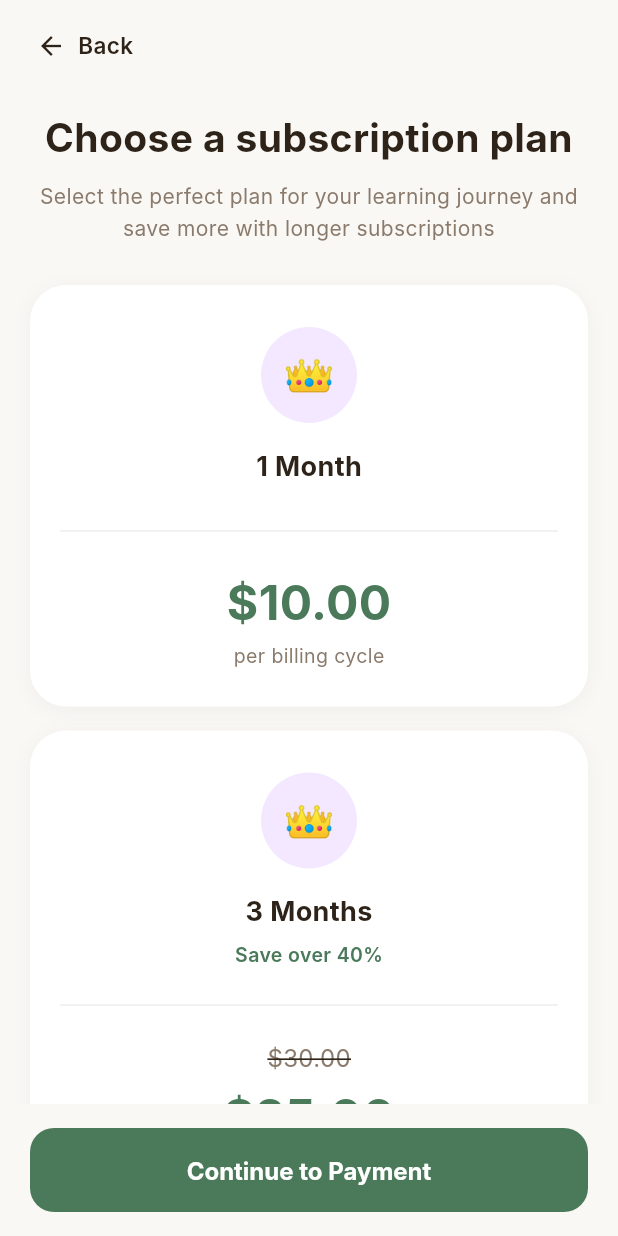
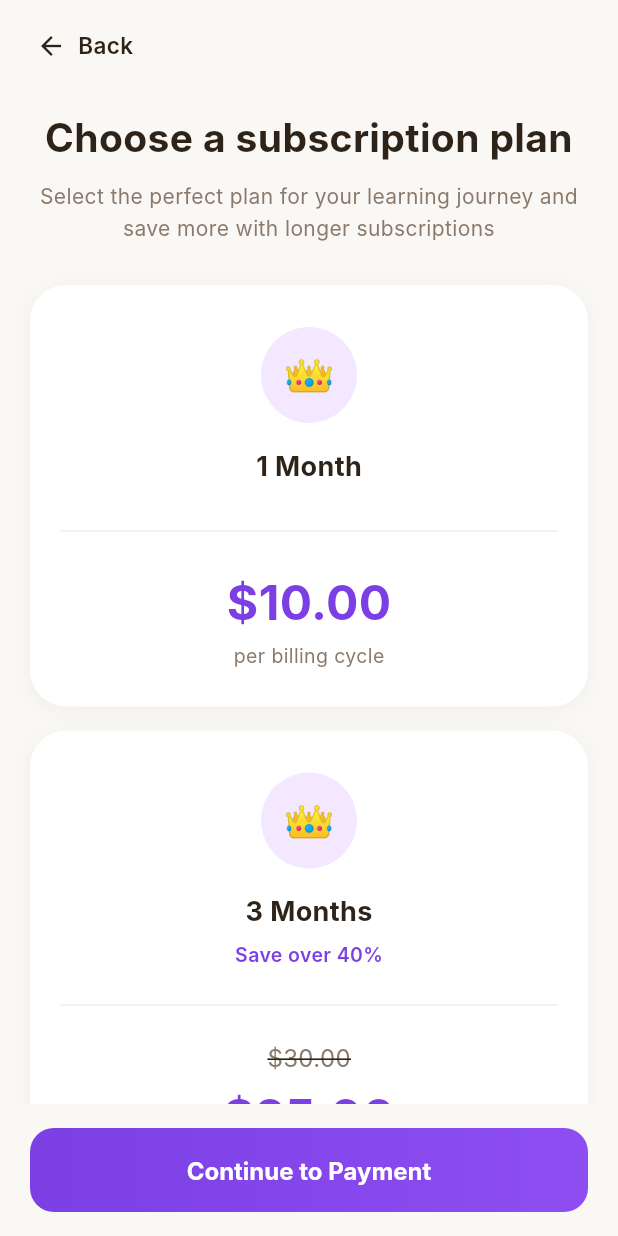
Before and after one commit to Salman-Farid/Nakhlah_2.0-main, a Flutter app: the PremiumView screen opened by its route, on a phone screen of 412 x 824 dp. Run offline on Flutter 3.47's test engine with Material 3 defaults, Android fonts, the phone set to English and light mode, and no system bars; our stand-ins replace cached_network_image, fl_chart, flutter_svg, get, get_storage, google_sign_in and 3 more; accounts and stored records are empty; Roboto replaces fonts that are missing (Inter).

Commit message:
second bracket

```diff
--- a/lib/constants/app_colors.dart
+++ b/lib/constants/app_colors.dart
@@ -13,6 +13,10 @@ class AppColors {
   // Greens — Palm theme
   static const palm = Color(0xFF4A7A5A);
   static const palmDark = Color(0xFF3D6349);
+
+  // Premium Gradient — Purple/Violet
+  static const premiumGradientStart = Color(0xFF7B3FE4);
+  static const premiumGradientEnd = Color(0xFF8E4EF2);
   static const correctGreen = Color(0xFF22C55E);
   static const success = correctGreen;
 
--- a/lib/views/gamification/premium_view.dart
+++ b/lib/views/gamification/premium_view.dart
@@ -58,13 +58,23 @@ class _PremiumViewState extends State<PremiumView> {
               child: PageEnter(
                 delay: const Duration(milliseconds: 400),
                 child: PressableScale(
+                  child: Container(
+                  decoration: BoxDecoration(
+                    gradient: const LinearGradient(
+                      begin: Alignment.centerLeft,
+                      end: Alignment.centerRight,
+                      colors: [AppColors.premiumGradientStart, AppColors.premiumGradientEnd],
+                    ),
+                    borderRadius: BorderRadius.circular(16),
+                  ),
                   child: SizedBox(
                     width: double.infinity,
                     child: ElevatedButton(
                       onPressed: () => Get.toNamed(Routes.payment),
                       style: ElevatedButton.styleFrom(
-                        backgroundColor: AppColors.palm,
+                        backgroundColor: Colors.transparent,
                         foregroundColor: Colors.white,
+                        shadowColor: Colors.transparent,
                         minimumSize: const Size.fromHeight(56),
                         shape: RoundedRectangleBorder(
                           borderRadius: BorderRadius.circular(16),
@@ -80,6 +90,7 @@ class _PremiumViewState extends State<PremiumView> {
                       ),
                     ),
                   ),
+                ),
                 ),
               ),
             ),
@@ -216,7 +227,7 @@ class _PlanCard extends StatelessWidget {
                 color: Colors.white,
                 borderRadius: BorderRadius.circular(24),
                 border: isSelected
-                    ? Border.all(color: AppColors.palm, width: 2)
+                    ? Border.all(color: AppColors.premiumGradientStart, width: 2)
                     : null,
                 boxShadow: [
                   BoxShadow(
@@ -256,7 +267,7 @@ class _PlanCard extends StatelessWidget {
                       style: const TextStyle(
                         fontSize: 13,
                         fontWeight: FontWeight.w600,
-                        color: AppColors.palm,
+                        color: AppColors.premiumGradientStart,
                       ),
                     ),
                   ] else
@@ -280,7 +291,7 @@ class _PlanCard extends StatelessWidget {
                     style: const TextStyle(
                       fontSize: 32,
                       fontWeight: FontWeight.bold,
-                      color: AppColors.palm,
+                      color: AppColors.premiumGradientStart,
                     ),
                   ),
                   const SizedBox(height: 4),
@@ -305,7 +316,11 @@ class _PlanCard extends StatelessWidget {
                   vertical: 5,
                 ),
                 decoration: BoxDecoration(
-                  color: AppColors.palm,
+                  gradient: const LinearGradient(
+                    begin: Alignment.centerLeft,
+                    end: Alignment.centerRight,
+                    colors: [AppColors.premiumGradientStart, AppColors.premiumGradientEnd],
+                  ),
                   borderRadius: BorderRadius.circular(20),
                 ),
                 child: const Row(
```
Also changed, not shown: lib/views/gamification/gamification_view.dart (+29 -7 lines), lib/views/gamification/purchase_dates_view.dart (+18 -3 lines), 2 other files.
